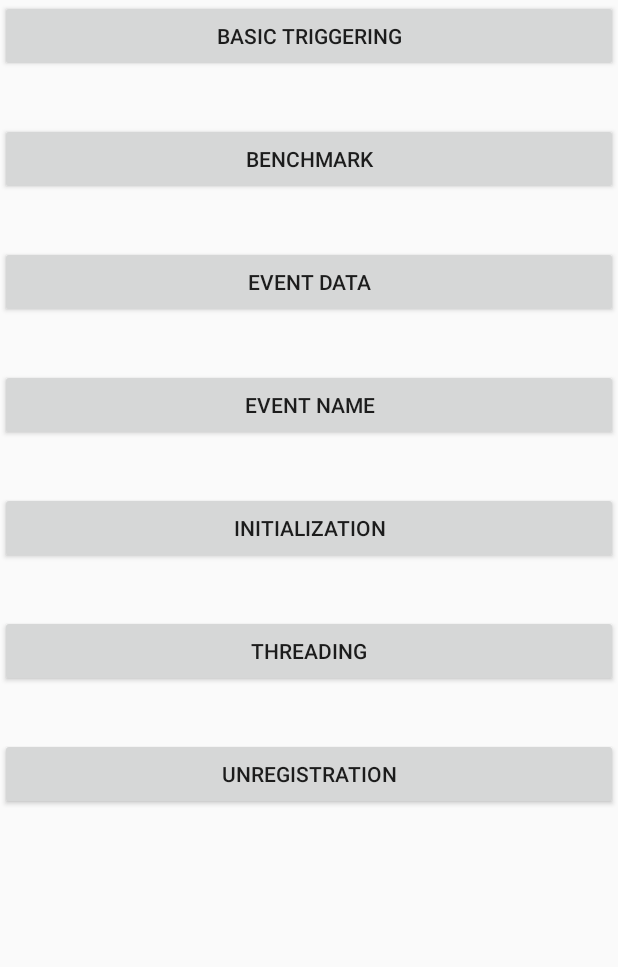
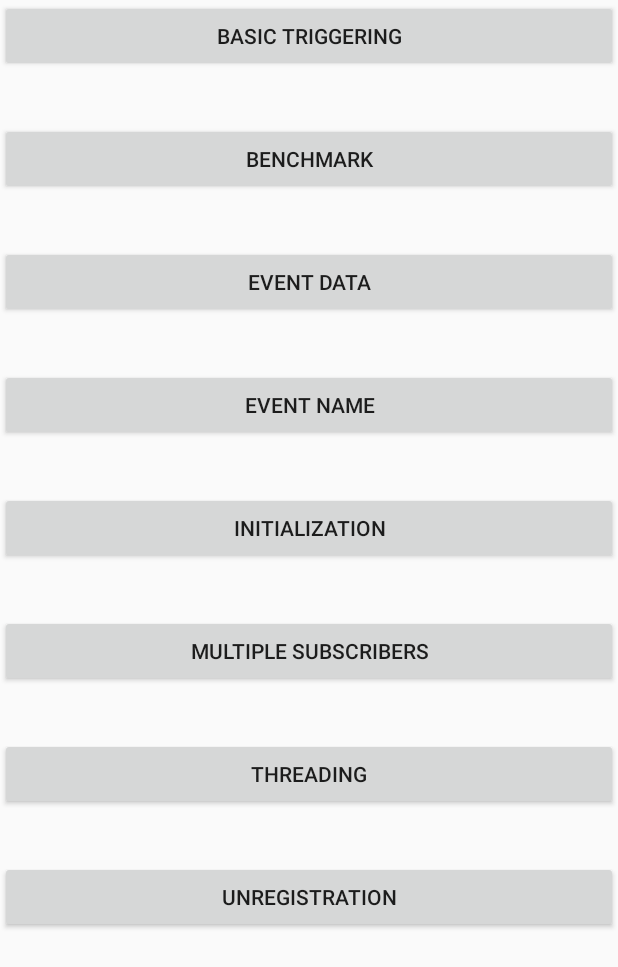
Before and after one commit to coshx/drekkar, an Android app: the screen it shows after launch (MainActivity), on a phone screen of 412 x 824 dp. Shown: the top 967 px of the screen. Run offline under Robolectric (Android 15) with nearby library versions, the phone set to English and light mode, and no system bars.

Commit message:
Tests multiple subscribers

```diff
--- a/app/src/main/AndroidManifest.xml
+++ b/app/src/main/AndroidManifest.xml
@@ -30,6 +30,7 @@
         <activity android:name=".EventDataActivity" />
         <activity android:name=".EventNameActivity" />
         <activity android:name=".InitializationActivity" />
+        <activity android:name=".MultipleSubscriberActivity" />
         <activity android:name=".ThreadingActivity" />
         <activity android:name=".UnregistrationActivity" />
     </application>
--- a/app/src/main/java/com/coshx/drekkartest/MainActivity.java
+++ b/app/src/main/java/com/coshx/drekkartest/MainActivity.java
@@ -73,6 +73,17 @@ public class MainActivity extends Activity {
             }
         );
 
+        findViewById(R.id.multiple_subscriber_trigger).setOnClickListener(
+            new View.OnClickListener() {
+                @Override
+                public void onClick(View v) {
+                    startActivity(
+                        new Intent(getApplication(), MultipleSubscriberActivity.class)
+                    );
+                }
+            }
+        );
+
         findViewById(R.id.threading_trigger).setOnClickListener(
             new View.OnClickListener() {
                 @Override
--- a/app/src/main/res/layout/activity_main.xml
+++ b/app/src/main/res/layout/activity_main.xml
@@ -55,6 +55,14 @@
             />
 
         <Button
+            android:id="@+id/multiple_subscriber_trigger"
+            android:layout_width="match_parent"
+            android:layout_height="wrap_content"
+            android:layout_marginTop="34dp"
+            android:text="Multiple Subscribers"
+            />
+
+        <Button
             android:id="@+id/threading_trigger"
             android:layout_width="match_parent"
             android:layout_height="wrap_content"
```
Also changed, not shown: app/src/main/java/com/coshx/drekkartest/MultipleSubscriberActivity.java (added, +29 -0 lines), 2 other files.
